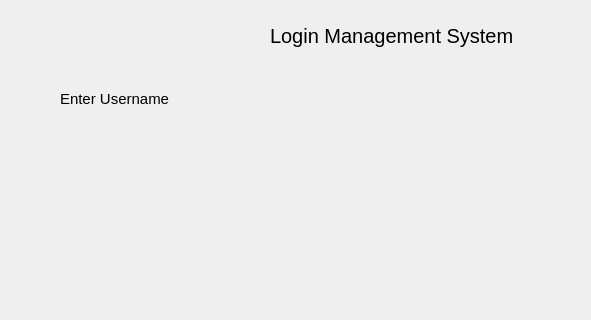
First picture: the form in mainwindow.ui, repository Stelios-X/Login-System, before the edit; both pictures show x 0 to 591 and y 0 to 320 of the 800 by 600 pixel window.
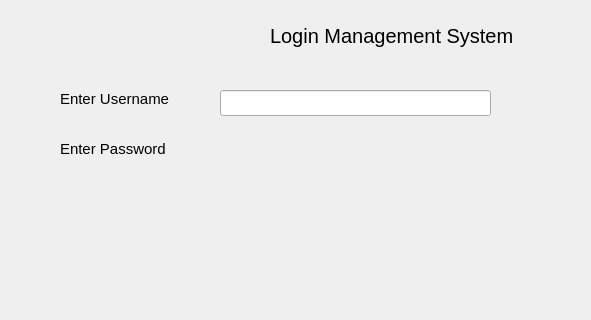
Second picture: the form after the edit.

Commit message: Login UX items created

Patch:
```diff
--- a/mainwindow.ui
+++ b/mainwindow.ui
@@ -52,6 +52,35 @@
      <string>Enter Username</string>
     </property>
    </widget>
+   <widget class="QLabel" name="label_3">
+    <property name="geometry">
+     <rect>
+      <x>60</x>
+      <y>140</y>
+      <width>181</width>
+      <height>18</height>
+     </rect>
+    </property>
+    <property name="styleSheet">
+     <string notr="true">QLabel
+{
+font-size:15px;
+}</string>
+    </property>
+    <property name="text">
+     <string>Enter Password</string>
+    </property>
+   </widget>
+   <widget class="QLineEdit" name="lineEdit">
+    <property name="geometry">
+     <rect>
+      <x>220</x>
+      <y>90</y>
+      <width>271</width>
+      <height>26</height>
+     </rect>
+    </property>
+   </widget>
   </widget>
   <widget class="QMenuBar" name="menubar">
    <property name="geometry">
```
